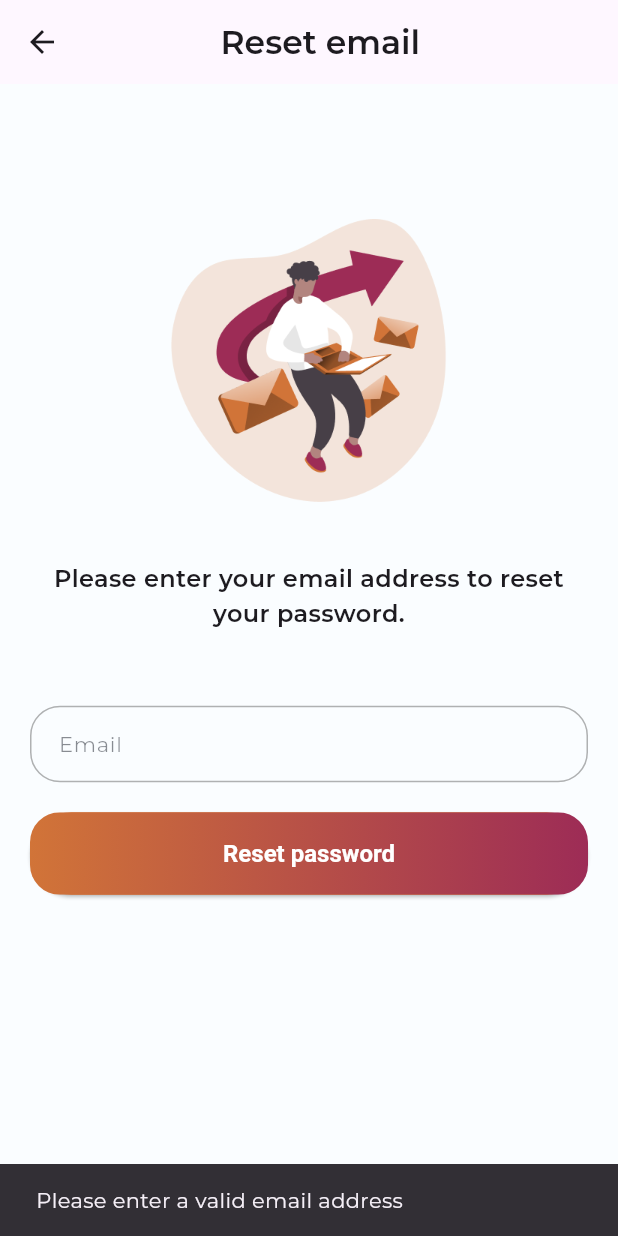
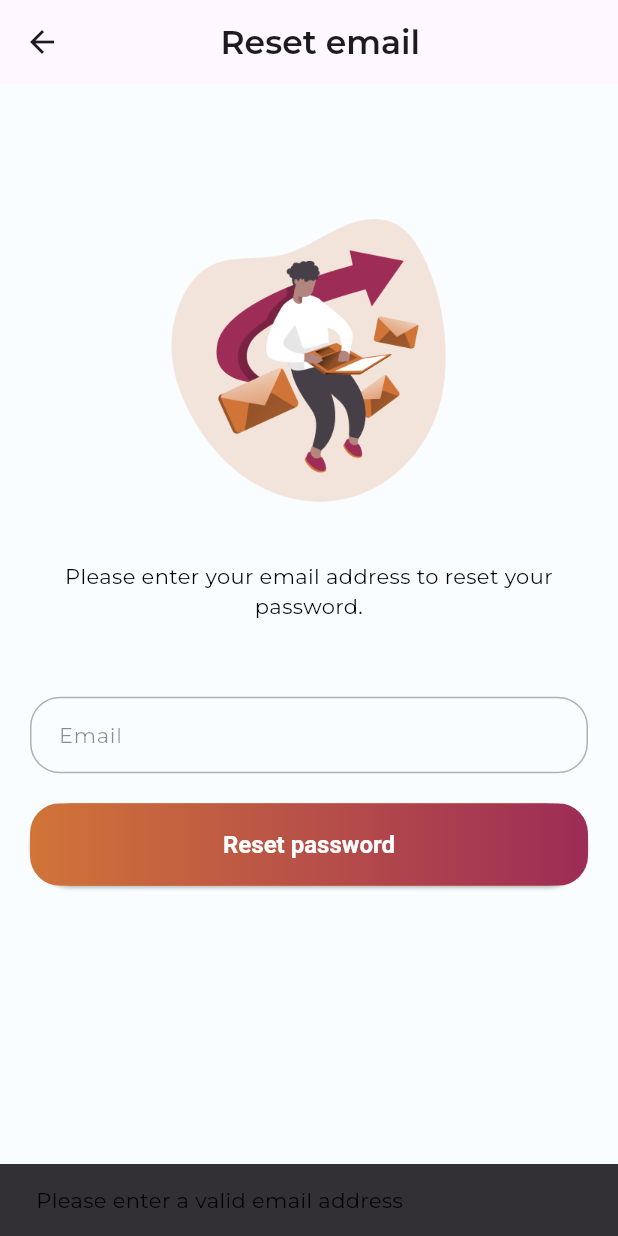
Before and after one commit to mislavcupic/Tourist-app-algebra-2024, a Flutter app: the ForgotPasswordScreen screen opened directly, after a tap on "Reset password", on a phone screen of 412 x 824 dp. Run offline on Flutter 3.47's test engine with Material 3 defaults, Android fonts, the phone set to English and light mode, and no system bars; our stand-ins replace dartz, dio, firebase_auth, firebase_core, flutter_hooks, flutter_riverpod and 5 more; accounts and stored records are empty; generated files the repository leaves out were written again.

Commit message:
sitne promjene na dark temi - reset email

```diff
--- a/lib/features/auth/presentation/screen/forgot_password_screen.dart
+++ b/lib/features/auth/presentation/screen/forgot_password_screen.dart
@@ -6,7 +6,7 @@ import 'package:tourist_project_mc/features/auth/presentation/widget/custom_text
 
 import '../../../common/presentation/widget/custom_primary_button.dart';
 import 'package:tourist_project_mc/features/auth/presentation/controller/reset_password_controller.dart';
-
+import 'package:tourist_project_mc/core/theme_notifier.dart';
 import '../controller/state/password_reset_state.dart';
 import 'forgot_password_resend_screen.dart';
 
@@ -16,9 +16,8 @@ class ForgotPasswordScreen extends ConsumerWidget {
   @override
   Widget build(BuildContext context, WidgetRef ref) {
     final emailController = TextEditingController();
-
+    final themeMode = ref.watch(themeNotifierProvider);
     final resetState = ref.watch(resetPasswordControllerProvider);
-
     final isLoading = resetState is PasswordResetLoading;
 
     void resetPassword() {
@@ -28,7 +27,14 @@ class ForgotPasswordScreen extends ConsumerWidget {
         ref.read(resetPasswordControllerProvider.notifier).resetPassword(email);
       } else {
         ScaffoldMessenger.of(context).showSnackBar(
-          SnackBar(content: Text('Please enter a valid email address')),
+          SnackBar(content: Text('Please enter a valid email address', style: TextStyle(
+
+            color: themeMode == ThemeMode.light
+                ? Colors.black // Na svetloj temi crna boja
+                : Colors.white, // Na tamnoj temi bela boja
+
+          ),
+          )),
         );
       }
     }
@@ -74,7 +80,13 @@ class ForgotPasswordScreen extends ConsumerWidget {
               const SizedBox(height: 40),
               Text(
                 "Please enter your email address to reset your password.",
-                style: context.textSubtitle,
+                style:  TextStyle(
+
+              color: themeMode == ThemeMode.light
+              ? Colors.black // Na svetloj temi crna boja
+                : Colors.white, // Na tamnoj temi bela boja
+
+              ),
                 textAlign: TextAlign.center,
               ),
               const SizedBox(height: 50),
```
